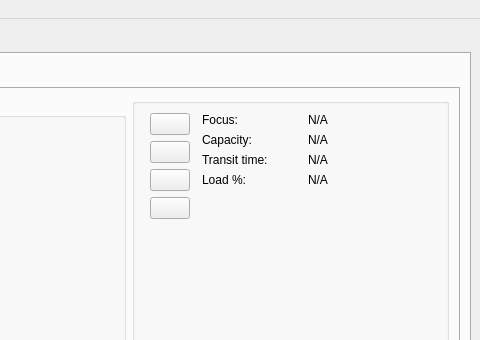
Qt form source/ui/mainWdw.ui (LeonSering/NashFlowComputation) before a commit; both pictures show x 538 to 1018 and y 0 to 340 of the 1018 by 750 pixel window.
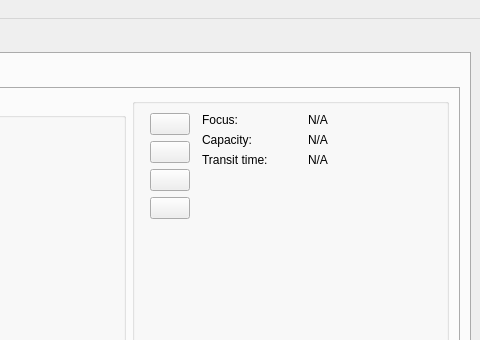
The same form after that commit. The open tabs and pages were chosen to show the change. Icons and pictures are not drawn.

Commit message: Load (Percentage) gets displayed Related to #89

```diff
--- a/source/ui/mainWdw.ui
+++ b/source/ui/mainWdw.ui
@@ -638,13 +638,6 @@
                      </property>
                     </widget>
                    </item>
-                   <item row="3" column="0">
-                    <widget class="QLabel" name="label_6">
-                     <property name="text">
-                      <string>Load %:</string>
-                     </property>
-                    </widget>
-                   </item>
                    <item row="2" column="1">
                     <widget class="QLabel" name="currentTransitTimeLabel_general">
                      <property name="text">
@@ -652,13 +645,6 @@
                      </property>
                     </widget>
                    </item>
-                   <item row="3" column="1">
-                    <widget class="QLabel" name="loadLabel_general">
-                     <property name="text">
-                      <string>N/A</string>
-                     </property>
-                    </widget>
-                   </item>
                   </layout>
                  </item>
                  <item row="0" column="0">
```
Left out of the diff: 2 changed lines with no effect on the pictures. The commit also changes 3 other files.
